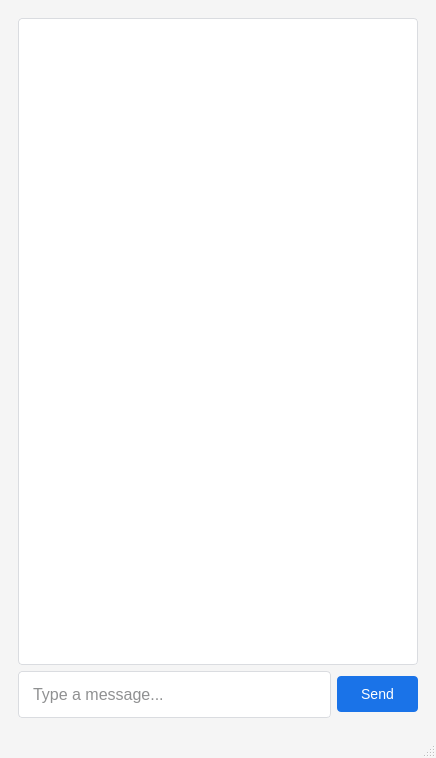
Qt form ChatClient/ui/chatwindow.ui (zhicbr/Linux_Instant_Messaging_Software) before a commit.
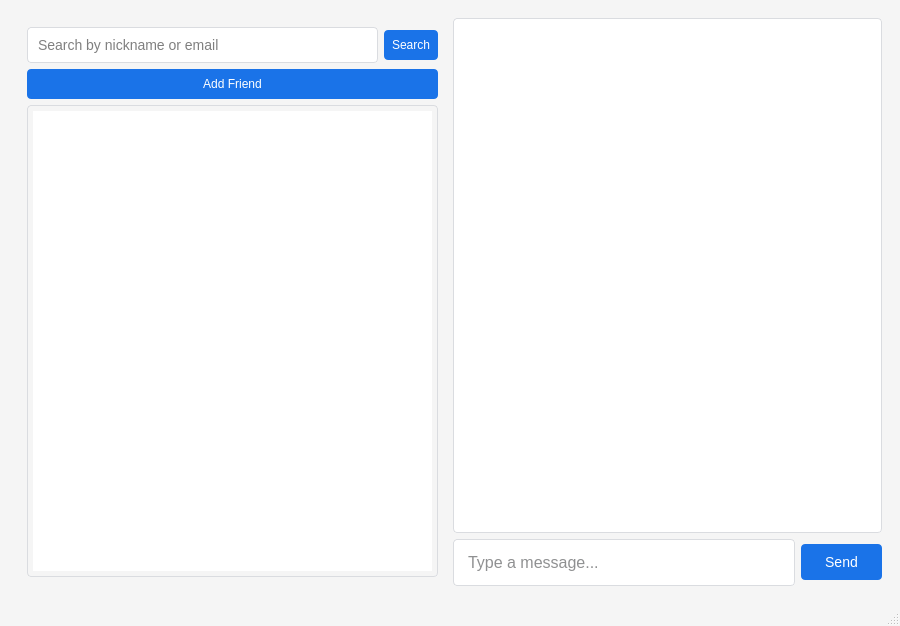
The same form after that commit. The open tabs and pages were chosen to show the change.

Patch:
```diff
--- a/ChatClient/ui/chatwindow.ui
+++ b/ChatClient/ui/chatwindow.ui
@@ -7,7 +7,7 @@
     <x>0</x>
     <y>0</y>
     <width>900</width>
-    <height>0</height>
+    <height>600</height>
    </rect>
   </property>
   <property name="windowTitle">
@@ -21,6 +21,7 @@
     <item>
      <widget class="QStackedWidget" name="stackedWidget">
       <widget class="QWidget" name="authPage">
+       <!-- 登录页面保持不变 -->
        <layout class="QVBoxLayout" name="authVerticalLayout">
         <item>
          <spacer name="verticalSpacerTop">
@@ -255,7 +256,7 @@
                   <string>Username</string>
                  </property>
                  <property name="styleSheet">
-                  <string notr="true">font-size: 14px; color: #5F6368; font-family: 'Roboto', 'Segoe UI', sans-serif;</string>
+                  <string notr="true">scatter: 14px; color: #5F6368; font-family: 'Roboto', 'Segoe UI', sans-serif;</string>
                  </property>
                 </widget>
                </item>
@@ -374,6 +375,55 @@
        </layout>
       </widget>
       <widget class="QWidget" name="chatPage">
+       <layout class="QHBoxLayout" name="chatHorizontalLayout">
+        <item>
+         <widget class="QWidget" name="leftPanel">
+          <layout class="QVBoxLayout" name="leftVerticalLayout">
+           <item>
+            <layout class="QHBoxLayout" name="searchLayout">
+             <item>
+              <widget class="QLineEdit" name="searchEdit">
+               <property name="placeholderText">
+                <string>Search by nickname or email</string>
+               </property>
+               <property name="styleSheet">
+                <string notr="true">padding: 8px; border: 1px solid #DADCE0; border-radius: 4px; font-size: 14px;</string>
+               </property>
+              </widget>
+             </item>
+             <item>
+              <widget class="QPushButton" name="searchButton">
+               <property name="text">
+                <string>Search</string>
+               </property>
+               <property name="styleSheet">
+                <string notr="true">padding: 8px; background: #1A73E8; color: white; border: none; border-radius: 4px;</string>
+               </property>
+              </widget>
+             </item>
+            </layout>
+           </item>
+           <item>
+            <widget class="QPushButton" name="addFriendButton">
+             <property name="text">
+              <string>Add Friend</string>
+             </property>
+             <property name="styleSheet">
+              <string notr="true">padding: 8px; background: #1A73E8; color: white; border: none; border-radius: 4px;</string>
+             </property>
+            </widget>
+           </item>
+           <item>
+            <widget class="QListWidget" name="friendList">
+             <property name="styleSheet">
+              <string notr="true">border: 1px solid #DADCE0; border-radius: 4px; padding: 5px;</string>
+             </property>
+            </widget>
+           </item>
+          </layout>
+         </widget>
+        </item>
+        <item>
        <layout class="QVBoxLayout" name="chatVerticalLayout">
         <item>
          <widget class="QTextEdit" name="chatDisplay">
@@ -404,24 +454,26 @@
             </property>
             <property name="styleSheet">
              <string notr="true">
-              QPushButton {
-               padding: 10px 24px;
-               background: #1A73E8;
-               color: white;
-               border: none;
-               border-radius: 4px;
-               font-size: 14px;
-               font-family: 'Roboto', 'Segoe UI', sans-serif;
-              }
-              QPushButton:hover {
-               background: #1557B0;
-              }
-              QPushButton:pressed {
-               background: #104080;
-              }
+                QPushButton {
+                 padding: 10px 24px;
+                 background: #1A73E8;
+                 color: white;
+                 border: none;
+                 border-radius: 4px;
+                 font-size: 14px;
+                 font-family: 'Roboto', 'Segoe UI', sans-serif;
+                }
+                QPushButton:hover {
+                 background: #1557B0;
+                }
+                QPushButton:pressed {
+                 background: #104080;
+                }
              </string>
             </property>
            </widget>
+            </item>
+           </layout>
           </item>
          </layout>
         </item>
```
Lines whose indentation alone changed are shown as unchanged.
